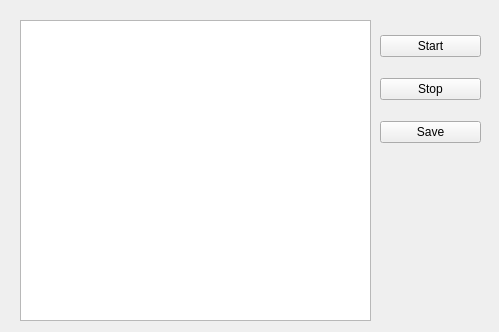
This is monitor.ui in zhongwq/EmFinalProject as Qt 5 draws it before an edit. The edited form follows.
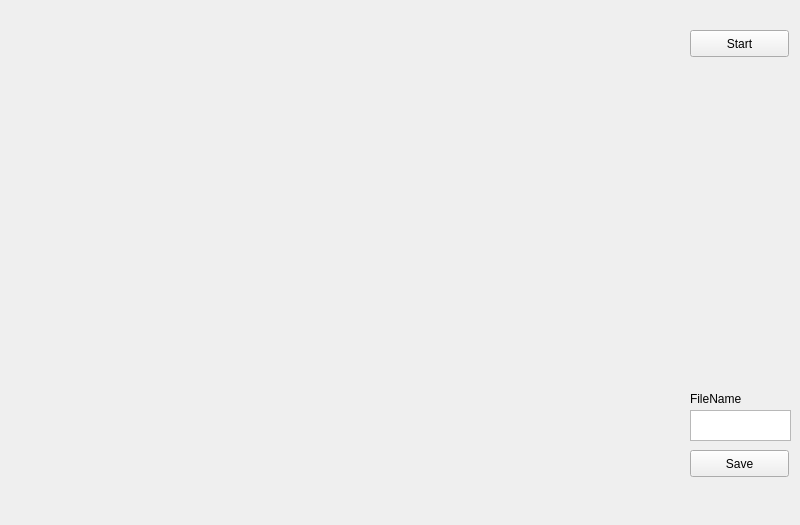
This is the edited form.

The edit to the form file:
```diff
--- a/monitor.ui
+++ b/monitor.ui
@@ -6,53 +6,72 @@
    <rect>
     <x>0</x>
     <y>0</y>
-    <width>499</width>
-    <height>332</height>
+    <width>800</width>
+    <height>525</height>
    </rect>
   </property>
   <property name="windowTitle">
    <string>Form</string>
   </property>
-  <widget class="QWidget" name="verticalLayoutWidget">
+  <widget class="QLabel" name="MonitorView">
    <property name="geometry">
     <rect>
-     <x>380</x>
+     <x>30</x>
      <y>20</y>
-     <width>101</width>
-     <height>141</height>
+     <width>640</width>
+     <height>480</height>
     </rect>
    </property>
-   <layout class="QVBoxLayout" name="verticalLayout">
-    <item>
-     <widget class="QPushButton" name="startButton">
       <property name="text">
-       <string>Start</string>
-      </property>
-     </widget>
-    </item>
-    <item>
-     <widget class="QPushButton" name="stopButton">
-      <property name="text">
-       <string>Stop</string>
-      </property>
-     </widget>
-    </item>
-    <item>
+    <string/>
+   </property>
+  </widget>
      <widget class="QPushButton" name="saveButton">
+   <property name="geometry">
+    <rect>
+     <x>690</x>
+     <y>450</y>
+     <width>99</width>
+     <height>27</height>
+    </rect>
+   </property>
       <property name="text">
        <string>Save</string>
       </property>
      </widget>
-    </item>
-   </layout>
+  <widget class="QPushButton" name="playButton">
+   <property name="geometry">
+    <rect>
+     <x>690</x>
+     <y>30</y>
+     <width>99</width>
+     <height>27</height>
+    </rect>
+   </property>
+   <property name="text">
+    <string>Start</string>
+   </property>
   </widget>
-  <widget class="QGraphicsView" name="graphicsView">
+  <widget class="QLabel" name="label">
    <property name="geometry">
     <rect>
-     <x>20</x>
-     <y>20</y>
-     <width>351</width>
-     <height>301</height>
+     <x>690</x>
+     <y>390</y>
+     <width>66</width>
+     <height>17</height>
+    </rect>
+   </property>
+   <property name="text">
+    <string>FileName</string>
+   </property>
+  </widget>
+  <widget class="QTextEdit" name="filePath">
+   <property name="geometry">
+    <rect>
+     <x>690</x>
+     <y>410</y>
+     <width>101</width>
+     <height>31</height>
     </rect>
    </property>
   </widget>
```
Lines whose indentation alone changed are shown as unchanged.
